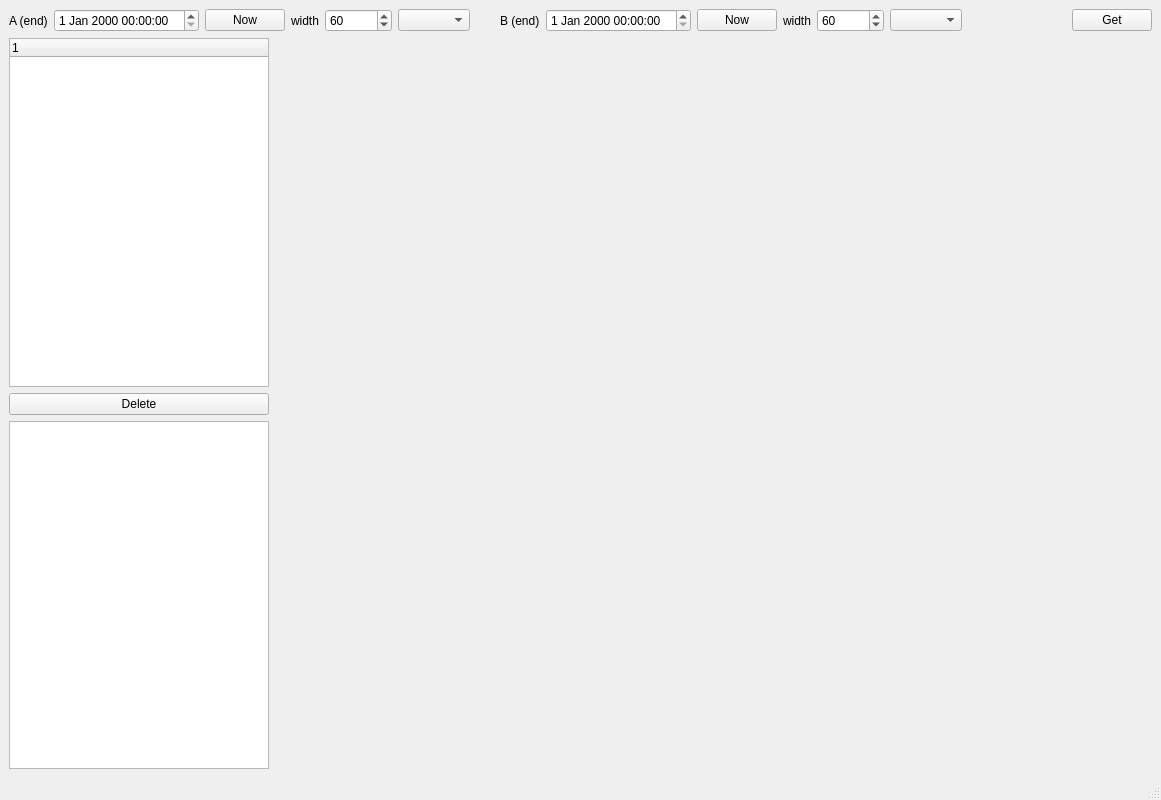
First picture: the form in mainwindow.ui, repository kenih4/baratsuki-hikaku, before the edit.
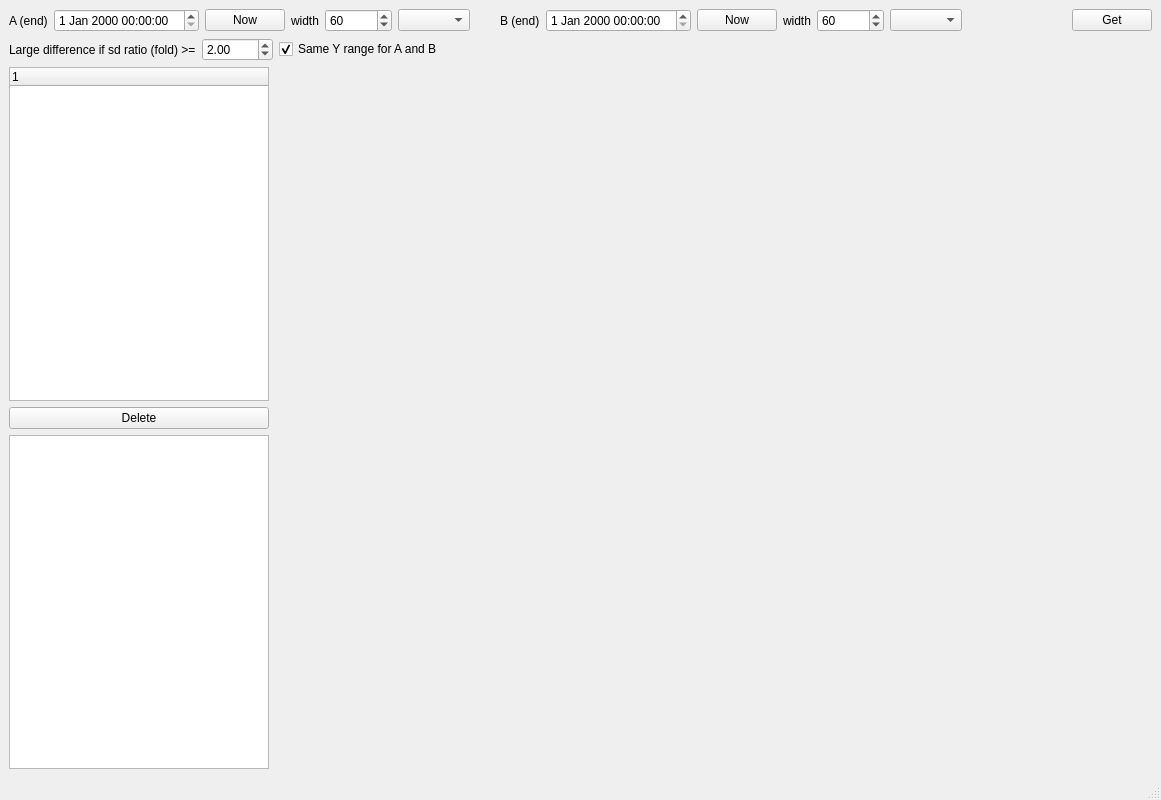
Second picture: the form after the edit.

Patch:
```diff
--- a/mainwindow.ui
+++ b/mainwindow.ui
@@ -135,6 +135,59 @@
       </item>
      </layout>
     </item>
+    <item>
+     <layout class="QHBoxLayout" name="horizontalLayout_opts">
+      <item>
+       <widget class="QLabel" name="label_th">
+        <property name="text">
+         <string>Large difference if sd ratio (fold) &gt;=</string>
+        </property>
+       </widget>
+      </item>
+      <item>
+       <widget class="QDoubleSpinBox" name="spinThreshold">
+        <property name="decimals">
+         <number>2</number>
+        </property>
+        <property name="minimum">
+         <double>1.000000000000000</double>
+        </property>
+        <property name="maximum">
+         <double>1000.000000000000000</double>
+        </property>
+        <property name="singleStep">
+         <double>0.500000000000000</double>
+        </property>
+        <property name="value">
+         <double>2.000000000000000</double>
+        </property>
+       </widget>
+      </item>
+      <item>
+       <widget class="QCheckBox" name="checkBoxSameY">
+        <property name="text">
+         <string>Same Y range for A and B</string>
+        </property>
+        <property name="checked">
+         <bool>true</bool>
+        </property>
+       </widget>
+      </item>
+      <item>
+       <spacer name="horizontalSpacer_3">
+        <property name="orientation">
+         <enum>Qt::Horizontal</enum>
+        </property>
+        <property name="sizeHint" stdset="0">
+         <size>
+          <width>40</width>
+          <height>20</height>
+         </size>
+        </property>
+       </spacer>
+      </item>
+     </layout>
+    </item>
     <item>
      <layout class="QHBoxLayout" name="horizontalLayout_main" stretch="0,1">
       <item>
```
